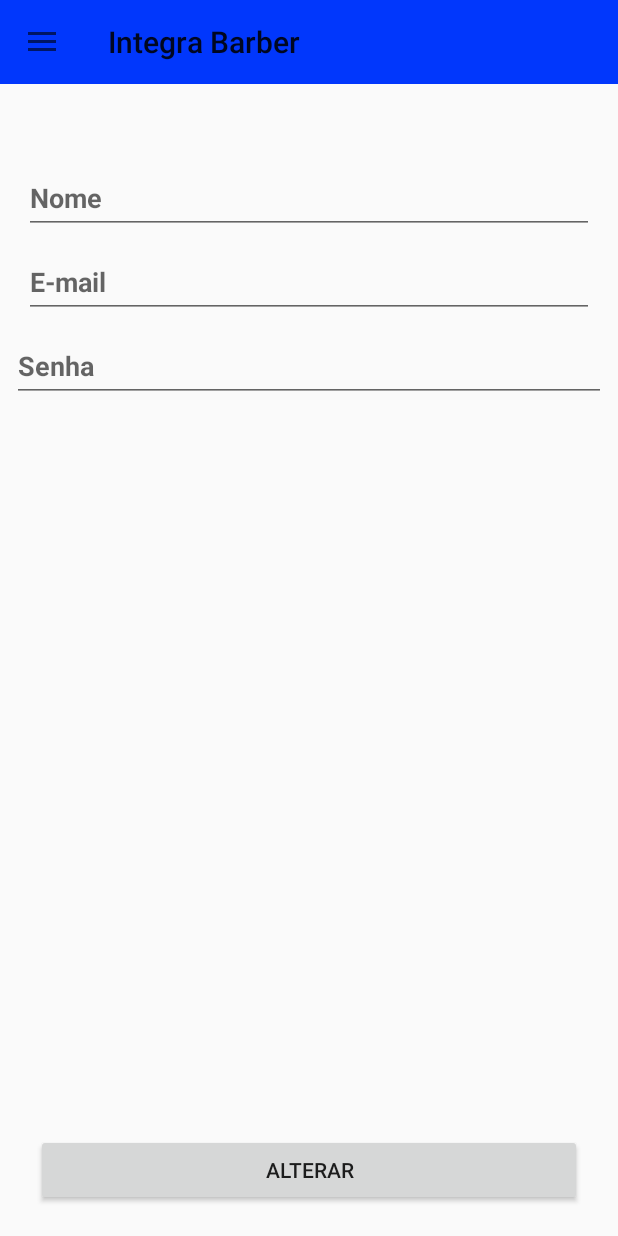
After one commit to BoraRodrigo/IntegraBarber, an Android app: the fragment AlterarFragment placed in its activity, on a phone screen of 412 x 824 dp. The commit adds this screen. Run offline under Robolectric (Android 15) with nearby library versions, the phone set to English and light mode, and no system bars; our stand-ins replace Firebase (no records; nobody signed in at launch, a user with empty details on screens opened directly).

Commit message:
Alterar cliente. 13/09/2018

```diff
--- /dev/null
+++ b/app/src/main/java/com/projeto/integrador/Activity/AlterarFragment.java
@@ -0,0 +1,183 @@
+package com.projeto.integrador.Activity;
+
+import android.content.Context;
+import android.net.Uri;
+import android.os.Bundle;
+import android.support.annotation.NonNull;
+import android.support.v4.app.Fragment;
+import android.support.design.widget.TextInputEditText;
+import android.util.Log;
+import android.view.LayoutInflater;
+import android.view.View;
+import android.view.ViewGroup;
+import android.widget.Button;
+
+import com.google.android.gms.tasks.OnCompleteListener;
+import com.google.android.gms.tasks.Task;
+import com.google.firebase.auth.FirebaseUser;
+import com.google.firebase.database.DataSnapshot;
+import com.google.firebase.database.DatabaseError;
+import com.google.firebase.database.DatabaseReference;
+import com.google.firebase.database.ValueEventListener;
+import com.projeto.integrador.Configuracoes.ConfiguracaoFirebase;
+import com.projeto.integrador.Configuracoes.UsuarioFirebase;
+import com.projeto.integrador.Model.Cliente;
+import com.projeto.integrador.R;
+
+/**
+ * A simple {@link Fragment} subclass.
+ * Activities that contain this fragment must implement the
+ * {@link AlterarFragment.OnFragmentInteractionListener} interface
+ * to handle interaction events.
+ * Use the {@link AlterarFragment#newInstance} factory method to
+ * create an instance of this fragment.
+ */
+public class AlterarFragment extends Fragment {
+    // TODO: Rename parameter arguments, choose names that match
+    // the fragment initialization parameters, e.g. ARG_ITEM_NUMBER
+    private static final String ARG_PARAM1 = "param1";
+    private static final String ARG_PARAM2 = "param2";
+
+    // TODO: Rename and change types of parameters
+    private String mParam1;
+    private String mParam2;
+
+    private TextInputEditText txtEmail,txtNome, txtSenha;
+    private Button btnAlterar;
+    private Cliente cliente;
+    private OnFragmentInteractionListener mListener;
+
+    public AlterarFragment() {
+        // Required empty public constructor
+    }
+
+    /**
+     * Use this factory method to create a new instance of
+     * this fragment using the provided parameters.
+     *
+     * @param param1 Parameter 1.
+     * @param param2 Parameter 2.
+     * @return A new instance of fragment AlterarFragment.
+     */
+    // TODO: Rename and change types and number of parameters
+    public static AlterarFragment newInstance(String param1, String param2) {
+        AlterarFragment fragment = new AlterarFragment();
+        Bundle args = new Bundle();
+        args.putString(ARG_PARAM1, param1);
+        args.putString(ARG_PARAM2, param2);
+        fragment.setArguments(args);
+        return fragment;
+    }
+
+    @Override
+    public void onCreate(Bundle savedInstanceState) {
+        super.onCreate(savedInstanceState);
+        if (getArguments() != null) {
+            mParam1 = getArguments().getString(ARG_PARAM1);
+            mParam2 = getArguments().getString(ARG_PARAM2);
+        }
+    }
+
+    @Override
+    public View onCreateView(LayoutInflater inflater, ViewGroup container,
+                             Bundle savedInstanceState) {
+        // Inflate the layout for this fragment
+        View view = inflater.inflate(R.layout.fragment_alterar, container, false);
+
+        txtEmail = view.findViewById(R.id.txtEmailCadastro);
+        txtNome = view.findViewById(R.id.txtNomeCadastro);
+        txtSenha = view.findViewById(R.id.txtSenhacadastro);
+        btnAlterar = view.findViewById(R.id.btnAlterar);
+
+        final FirebaseUser usuario = UsuarioFirebase.getUsuarioAtual();
+        final DatabaseReference usuReference = ConfiguracaoFirebase.getDatabaseReference();
+
+        usuReference.child("clientes").orderByChild("email").equalTo(usuario.getEmail()).addValueEventListener(new ValueEventListener() {
+            @Override
+            public void onDataChange(@NonNull DataSnapshot dataSnapshot) {
+                for (DataSnapshot postSnapshot: dataSnapshot.getChildren()) {
+                    cliente = postSnapshot.getValue(Cliente.class);
+                    txtNome.setText(cliente.getNome());
+                    txtEmail.setText(cliente.getEmail());
+                    txtSenha.setText(cliente.getSenha());
+                    break;
+                }
+            }
+
+            @Override
+            public void onCancelled(@NonNull DatabaseError databaseError) {
+
+            }
+        });
+
+        btnAlterar.setOnClickListener(new View.OnClickListener() {
+            @Override
+            public void onClick(View v) {
+                cliente.setNome(txtNome.getText().toString());
+                cliente.setEmail(txtEmail.getText().toString());
+                cliente.setSenha(txtSenha.getText().toString());
+                if(!txtSenha.getText().toString().isEmpty()){
+                    cliente.setSenha(txtSenha.getText().toString());
+                    usuario.updatePassword(cliente.getSenha()).addOnCompleteListener(new OnCompleteListener<Void>() {
+                        @Override
+                        public void onComplete(@NonNull Task<Void> task) {
+                            if(task.isSuccessful()){
+                                Log.e("Senha", "Galvão, diga Tino, vai mudar");
+                            }
+                        }
+                    });
+                }
+                usuario.updateEmail(cliente.getEmail()).addOnCompleteListener(new OnCompleteListener<Void>() {
+                    @Override
+                    public void onComplete(@NonNull Task<Void> task) {
+                        if(task.isSuccessful()){
+                            Log.e("Email", "Galvão, diga Tino, vai mudar");
+                        }
+                    }
+                });
+                usuReference.child("clientes").child(cliente.getId()).setValue(cliente);
+            }
+        });
+
+        return view;
+    }
+
+    // TODO: Rename method, update argument and hook method into UI event
+    public void onButtonPressed(Uri uri) {
+        if (mListener != null) {
+            mListener.onFragmentInteraction(uri);
+        }
+    }
+
+    @Override
+    public void onAttach(Context context) {
+        super.onAttach(context);
+        if (context instanceof OnFragmentInteractionListener) {
+            mListener = (OnFragmentInteractionListener) context;
+        } else {
+            throw new RuntimeException(context.toString()
+                    + " must implement OnFragmentInteractionListener");
+        }
+    }
+
+    @Override
+    public void onDetach() {
+        super.onDetach();
+        mListener = null;
+    }
+
+    /**
+     * This interface must be implemented by activities that contain this
+     * fragment to allow an interaction in this fragment to be communicated
+     * to the activity and potentially other fragments contained in that
+     * activity.
+     * <p>
+     * See the Android Training lesson <a href=
+     * "http://developer.android.com/training/basics/fragments/communicating.html"
+     * >Communicating with Other Fragments</a> for more information.
+     */
+    public interface OnFragmentInteractionListener {
+        // TODO: Update argument type and name
+        void onFragmentInteraction(Uri uri);
+    }
+}
--- a/app/src/main/java/com/projeto/integrador/Activity/InicialClienteActivity.java
+++ b/app/src/main/java/com/projeto/integrador/Activity/InicialClienteActivity.java
@@ -26,7 +26,8 @@ import com.projeto.integrador.R;
 public class InicialClienteActivity extends AppCompatActivity
         implements NavigationView.OnNavigationItemSelectedListener,
         LoginFragment.OnFragmentInteractionListener,
-        MapsFragment.OnFragmentInteractionListener{
+        MapsFragment.OnFragmentInteractionListener,
+        AlterarFragment.OnFragmentInteractionListener{
 
     private Toolbar toolbar;
     private DrawerLayout drawerLayout;
@@ -67,16 +68,16 @@ public class InicialClienteActivity extends AppCompatActivity
         switch (menuItem.getItemId()) {
             case R.id.nav_item_one: {
                 //tentativa de carregar o maps Dentro do fragmento sem sucesso
-                fragmentClass=MapsFragment.class;
+                fragmentClass= AlterarFragment.class; //MapsFragment.class;
                 Toast.makeText(this, "Menu 1", Toast.LENGTH_SHORT).show();
-                //break;
+                break;
             }
             case R.id.menuSair:{
-
                 FirebaseAuth.getInstance().signOut();
                 finish();
+                Toast.makeText(this, "Usuário deslogado", Toast.LENGTH_SHORT).show();
                 startActivities(new Intent[]{new Intent(this, LoginActivity.class)});
-
+                break;
             }
 
             case R.id.nav_item_two: {
--- a/app/src/main/java/com/projeto/integrador/Configuracoes/UsuarioFirebase.java
+++ b/app/src/main/java/com/projeto/integrador/Configuracoes/UsuarioFirebase.java
@@ -64,27 +64,21 @@ public class UsuarioFirebase{
     }
     public  static  void redirecionaUsuarioLogado(final Activity activity){//passa a activy como parametro
 
-
-        final FirebaseUser user = getUsuarioAtual();//verefica se usuario já não esta logado
+        final FirebaseUser user = getUsuarioAtual(); //verefica se usuario já não esta logado
         if(user!=null){
             final DatabaseReference usuReference = ConfiguracaoFirebase.getDatabaseReference();
-            //.child("clientes")//barbeiro
-            //.child(getIdentificadoUsuario());//pega o id logado
+            //.child("clientes ou barbeiro") //.child(getIdentificadoUsuario()); //pega o id logado
 
-            usuReference.child("clientes").addValueEventListener(new ValueEventListener() {
+            usuReference.child("clientes").orderByChild("email").equalTo(user.getEmail()).addValueEventListener(new ValueEventListener() {
                 @Override
                 public void onDataChange(@NonNull DataSnapshot dataSnapshot) {
                     for (DataSnapshot postSnapshot: dataSnapshot.getChildren()) {
                         Cliente c = postSnapshot.getValue(Cliente.class);
-                        //Log.e("Lista", c.getEmail());
-                        //Log.e("User", user.getEmail());
-
-                        if(user.getEmail().equals(c.getEmail())){
-                            clienteLogado = true;;
-                            Log.e("xablau","é cliente");
-                            testeLocaco(usuReference, activity);
-                            break;
-                        }
+                        //Log.e("Lista", c.getEmail()); //Log.e("User", user.getEmail());
+                        clienteLogado = true;;
+                        Log.e("xablau","é cliente");
+                        testeLocaco(usuReference, activity);
+                        break;
                     }
                     if(!clienteLogado){
                         clienteLogado = false;
@@ -97,7 +91,6 @@ public class UsuarioFirebase{
 
                 }
             });
-
         }
     }
 
@@ -126,7 +119,6 @@ public class UsuarioFirebase{
                         tipoCliente=cliente.getTipo();
                     }
                     else if(barbeiro != null){
-                        Log.e("bora","bora");
                         tipoCliente=barbeiro.getTipo();
                     }
 
--- /dev/null
+++ b/app/src/main/res/layout/fragment_alterar.xml
@@ -0,0 +1,95 @@
+<?xml version="1.0" encoding="utf-8"?>
+<android.support.constraint.ConstraintLayout xmlns:android="http://schemas.android.com/apk/res/android"
+    xmlns:app="http://schemas.android.com/apk/res-auto"
+    xmlns:tools="http://schemas.android.com/tools"
+    android:layout_width="match_parent"
+    android:layout_height="match_parent"
+    tools:context="com.projeto.integrador.Activity.CadastroActivity">
+
+
+    <android.support.design.widget.TextInputLayout
+        android:id="@+id/textInputLayout3"
+        android:layout_width="0dp"
+        android:layout_height="wrap_content"
+        android:layout_marginEnd="16dp"
+        android:layout_marginLeft="16dp"
+        android:layout_marginRight="16dp"
+        android:layout_marginStart="16dp"
+        android:layout_marginTop="100dp"
+        android:hint="Nome"
+        app:layout_constraintBottom_toTopOf="@+id/textInputLayout2"
+        app:layout_constraintEnd_toEndOf="parent"
+        app:layout_constraintHorizontal_bias="0.5"
+        app:layout_constraintStart_toStartOf="parent"
+        app:layout_constraintTop_toTopOf="parent"
+        app:layout_constraintVertical_chainStyle="spread">
+
+        <android.support.design.widget.TextInputEditText
+            android:id="@+id/txtNomeCadastro"
+            android:layout_width="match_parent"
+            android:layout_height="wrap_content"
+            android:textStyle="bold" />
+    </android.support.design.widget.TextInputLayout>
+
+    <android.support.design.widget.TextInputLayout
+        android:id="@+id/textInputLayout2"
+        android:layout_width="0dp"
+        android:layout_height="wrap_content"
+        android:layout_marginEnd="16dp"
+        android:layout_marginLeft="16dp"
+        android:layout_marginRight="16dp"
+        android:layout_marginStart="16dp"
+        android:hint="E-mail"
+        app:layout_constraintBottom_toTopOf="@+id/textInputLayout5"
+        app:layout_constraintEnd_toEndOf="parent"
+        app:layout_constraintHorizontal_bias="0.5"
+        app:layout_constraintStart_toStartOf="parent"
+        app:layout_constraintTop_toBottomOf="@+id/textInputLayout3">
+
+        <android.support.design.widget.TextInputEditText
+            android:id="@+id/txtEmailCadastro"
+            android:layout_width="match_parent"
+            android:layout_height="wrap_content"
+            android:inputType="textEmailAddress"
+            android:textStyle="bold" />
+    </android.support.design.widget.TextInputLayout>
+
+    <android.support.design.widget.TextInputLayout
+        android:id="@+id/textInputLayout5"
+        android:layout_width="0dp"
+        android:layout_height="wrap_content"
+        android:layout_marginEnd="8dp"
+        android:layout_marginLeft="16dp"
+        android:layout_marginRight="16dp"
+        android:layout_marginStart="8dp"
+        android:hint="Senha"
+        app:layout_constraintEnd_toEndOf="parent"
+        app:layout_constraintStart_toStartOf="parent"
+        app:layout_constraintTop_toBottomOf="@+id/textInputLayout2">
+
+        <android.support.design.widget.TextInputEditText
+            android:id="@+id/txtSenhacadastro"
+            android:layout_width="match_parent"
+            android:layout_height="wrap_content"
+            android:inputType="textPassword"
+            android:textStyle="bold" />
+    </android.support.design.widget.TextInputLayout>
+
+    <Button
+        android:id="@+id/btnAlterar"
+        android:layout_width="0dp"
+        android:layout_height="wrap_content"
+        android:layout_marginBottom="20dp"
+        android:layout_marginEnd="24dp"
+        android:layout_marginLeft="24dp"
+        android:layout_marginRight="24dp"
+        android:layout_marginStart="24dp"
+        android:paddingLeft="20dp"
+        android:paddingRight="20dp"
+        android:text="Alterar"
+        app:layout_constraintBottom_toBottomOf="parent"
+        app:layout_constraintEnd_toEndOf="parent"
+        app:layout_constraintHorizontal_bias="0.5"
+        app:layout_constraintStart_toStartOf="parent" />
+
+</android.support.constraint.ConstraintLayout>
```
